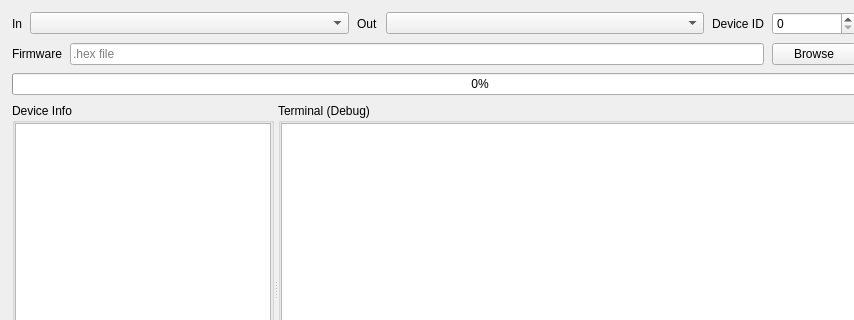
The window that tools/adios_studio/app/MainWindow.ui (AddictiveInstruments/ADIOS) describes before a commit, drawn with Qt 5; both pictures show x 0 to 854 and y 0 to 320 of the 960 by 820 pixel window.
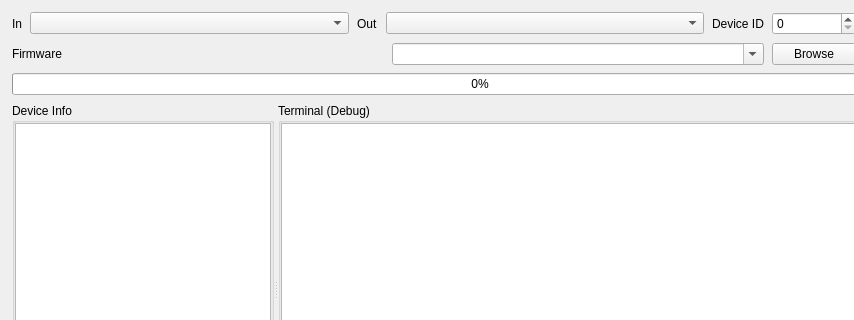
The same window after the commit.

```diff
--- a/tools/adios_studio/app/MainWindow.ui
+++ b/tools/adios_studio/app/MainWindow.ui
@@ -54,8 +54,9 @@
      <property name="spacing"><number>8</number></property>
      <item><widget class="QLabel" name="lblFw"><property name="text"><string>Firmware</string></property></widget></item>
      <item>
-      <widget class="QLineEdit" name="hexPath">
-       <property name="placeholderText"><string>.hex file</string></property>
+      <widget class="QComboBox" name="hexPath">
+       <property name="editable"><bool>true</bool></property>
+       <property name="insertPolicy"><enum>QComboBox::NoInsert</enum></property>
       </widget>
      </item>
      <item>
```
